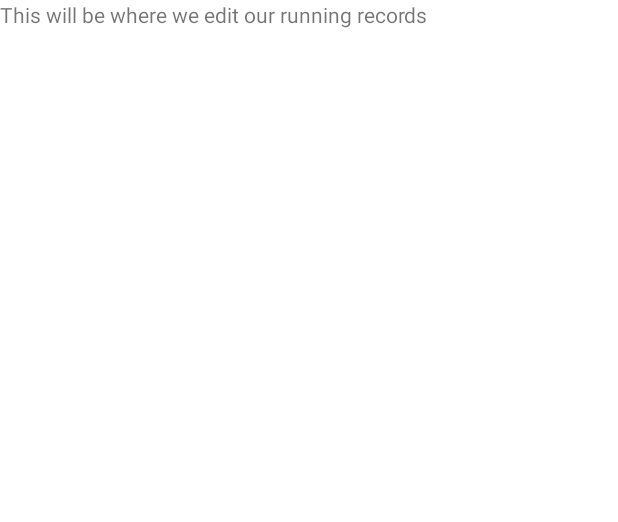
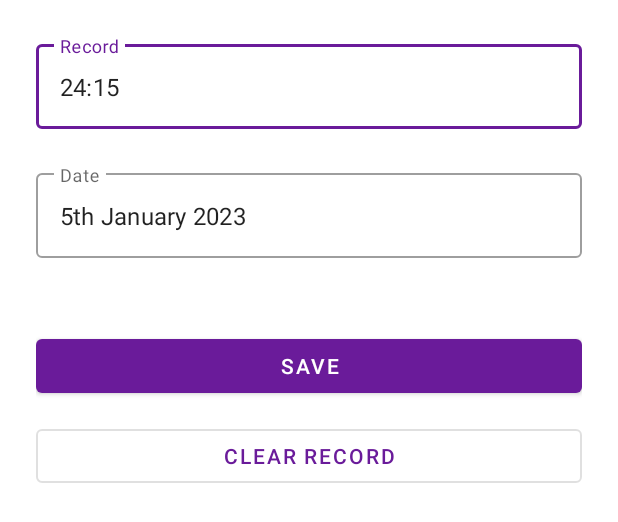
Before and after one commit to YosoraLife/Android_Learning_-_Record_Keeper, an Android app: the layout activity_edit_running_record.xml on its own in the app's theme, with its tools: preview values and no code run, on a phone screen of 412 x 824 dp. Shown: the top 522 px of the screen. Run offline under Robolectric (Android 15) with nearby library versions, the phone set to English and light mode, and no system bars.

Commit message:
Added ability to save record + display records

```diff
--- a/app/src/main/res/layout/activity_edit_running_record.xml
+++ b/app/src/main/res/layout/activity_edit_running_record.xml
@@ -5,14 +5,60 @@
     android:id="@+id/main"
     android:layout_width="match_parent"
     android:layout_height="match_parent"
-    tools:context=".EditRunningRecordActivity">
+    android:padding="24dp"
+    tools:context=".running.EditRunningRecordActivity"
+    android:fitsSystemWindows="true">
 
-    <TextView
+    <com.google.android.material.textfield.TextInputLayout
+        android:id="@+id/text_input_record"
+        style="@style/Widget.MaterialComponents.TextInputLayout.OutlinedBox"
         android:layout_width="match_parent"
-        android:layout_height="match_parent"
-        android:text="This will be where we edit our running records"
-        app:layout_constraintStart_toStartOf="parent"
-        app:layout_constraintTop_toTopOf="parent" />
+        android:layout_height="wrap_content"
+        android:hint="@string/record"
+        app:layout_constraintTop_toTopOf="parent">
+
+        <com.google.android.material.textfield.TextInputEditText
+            android:id="@+id/edit_text_record"
+            android:layout_width="match_parent"
+            android:layout_height="wrap_content"
+            tools:text="24:15" />
+
+    </com.google.android.material.textfield.TextInputLayout>
+
+
+    <com.google.android.material.textfield.TextInputLayout
+        android:id="@+id/text_input_date"
+        style="@style/Widget.MaterialComponents.TextInputLayout.OutlinedBox"
+        android:layout_width="match_parent"
+        android:layout_height="wrap_content"
+        android:layout_marginTop="24dp"
+        android:hint="@string/date"
+        app:layout_constraintTop_toBottomOf="@id/text_input_record">
+
+        <com.google.android.material.textfield.TextInputEditText
+            android:id="@+id/edit_text_date"
+            android:layout_width="match_parent"
+            android:layout_height="wrap_content"
+            tools:text="5th January 2023" />
+
+    </com.google.android.material.textfield.TextInputLayout>
+
+    <com.google.android.material.button.MaterialButton
+        android:id="@+id/button_save"
+        android:layout_width="match_parent"
+        android:layout_height="wrap_content"
+        android:layout_marginTop="48dp"
+        android:text="@string/save"
+        app:layout_constraintTop_toBottomOf="@id/text_input_date" />
+
+    <com.google.android.material.button.MaterialButton
+        android:id="@+id/button_delete"
+        style="@style/Widget.MaterialComponents.Button.OutlinedButton"
+        android:layout_width="match_parent"
+        android:layout_height="wrap_content"
+        android:layout_marginTop="12dp"
+        android:text="@string/clear_record"
+        app:layout_constraintTop_toBottomOf="@id/button_save" />
 
 
 </androidx.constraintlayout.widget.ConstraintLayout>
--- a/app/src/main/res/layout/fragment_running.xml
+++ b/app/src/main/res/layout/fragment_running.xml
@@ -3,7 +3,8 @@
     xmlns:app="http://schemas.android.com/apk/res-auto"
     xmlns:tools="http://schemas.android.com/tools"
     android:layout_width="match_parent"
-    android:layout_height="match_parent">
+    android:layout_height="match_parent"
+    android:fitsSystemWindows="true">
 
     <androidx.constraintlayout.widget.ConstraintLayout
         android:layout_width="match_parent"
```
Also changed, not shown: app/src/main/java/com/yosora/recordkeeper/EditRunningRecordActivity.kt (deleted, +0 -20 lines), app/src/main/java/com/yosora/recordkeeper/running/EditRunningRecordActivity.kt (added, +59 -0 lines), app/src/main/java/com/yosora/recordkeeper/running/RunningFragment.kt (renamed from app/src/main/java/com/yosora/recordkeeper/RunningFragment.kt, +20 -1 lines).
